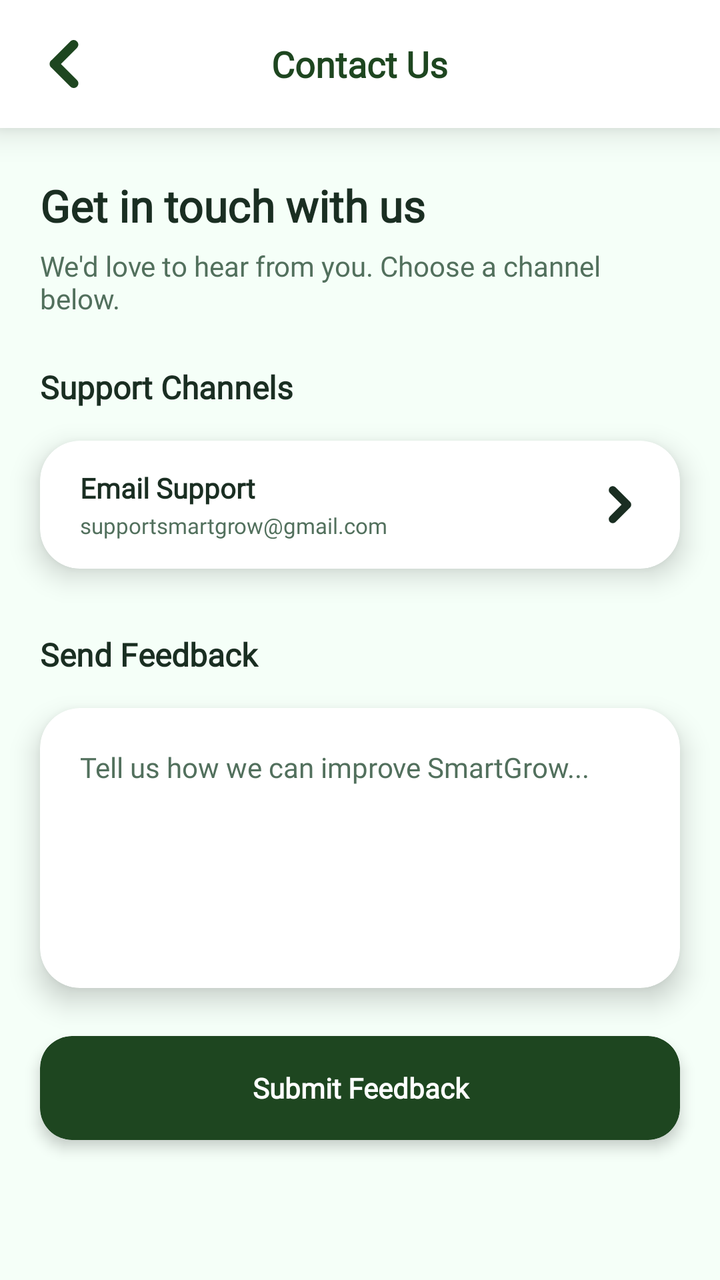
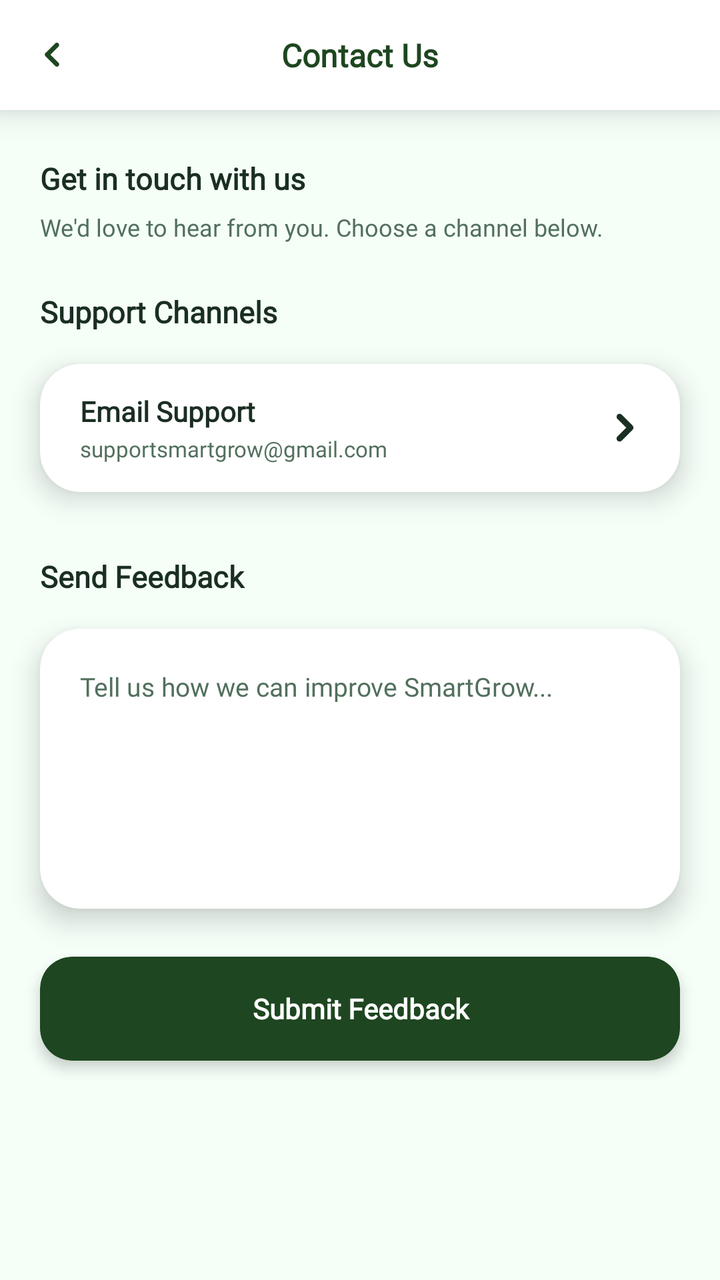

Compare the two renders of this Android layout. The source of the first and the diff that turns it into the second are given below.
<!-- AndroidManifest.xml: application theme Theme.SmartGrow -->
<!-- res/layout/fragment_contact_us.xml -->
<?xml version="1.0" encoding="utf-8"?>
<LinearLayout
    xmlns:android="http://schemas.android.com/apk/res/android"
    xmlns:app="http://schemas.android.com/apk/res-auto"
    xmlns:tools="http://schemas.android.com/tools"

    android:id="@+id/layout_contact_us"
    android:layout_width="match_parent"
    android:layout_height="match_parent"
    android:orientation="vertical"
    android:background="@color/app_background"
    android:clipChildren="false"
    android:clipToPadding="false">


    

    <com.google.android.material.card.MaterialCardView
        android:layout_width="match_parent"
        android:layout_height="64dp"

        app:cardBackgroundColor="@color/card_background"
        app:cardElevation="10dp"
        app:cardCornerRadius="0dp"
        app:strokeWidth="0dp">

        <RelativeLayout
            android:layout_width="match_parent"
            android:layout_height="match_parent">


            

            <ImageView
                android:id="@+id/btn_back_contact"
                android:layout_width="48dp"
                android:layout_height="48dp"

                android:layout_alignParentStart="true"
                android:layout_centerVertical="true"
                android:layout_marginStart="8dp"

                android:background="?attr/selectableItemBackgroundBorderless"

                android:clickable="true"
                android:focusable="true"

                android:padding="12dp"

                android:src="@drawable/ic_back"

                app:tint="@color/primary_green"

                android:contentDescription="Go back" />


            

            <TextView
                android:id="@+id/tv_contact_title"

                android:layout_width="wrap_content"
                android:layout_height="wrap_content"

                android:layout_centerInParent="true"

                android:fontFamily="@font/inter_extrabold"

                android:text="Contact Us"

                android:textColor="@color/primary_green"

                android:textSize="18sp"

                android:textStyle="bold" />

        </RelativeLayout>

    </com.google.android.material.card.MaterialCardView>


    

    <androidx.core.widget.NestedScrollView

        android:layout_width="match_parent"
        android:layout_height="0dp"
        android:layout_weight="1"

        android:fillViewport="true"
        android:overScrollMode="never"

        android:clipToPadding="false">


        <LinearLayout

            android:layout_width="match_parent"
            android:layout_height="wrap_content"

            android:orientation="vertical"

            android:paddingHorizontal="20dp"
            android:paddingTop="24dp"
            android:paddingBottom="40dp"

            android:clipChildren="false"
            android:clipToPadding="false">


            

            <TextView

                android:layout_width="match_parent"
                android:layout_height="wrap_content"

                android:layout_marginBottom="6dp"

                android:fontFamily="@font/inter_extrabold"

                android:text="Get in touch with us"

                android:textColor="@color/text_primary"

                android:textSize="22sp"

                android:textStyle="bold" />


            <TextView

                android:layout_width="match_parent"
                android:layout_height="wrap_content"

                android:layout_marginBottom="24dp"

                android:fontFamily="@font/inter_medium"

                android:text="We'd love to hear from you. Choose a channel below."

                android:textColor="@color/text_secondary"

                android:textSize="14sp" />


            

            <TextView

                android:layout_width="match_parent"
                android:layout_height="wrap_content"

                android:layout_marginBottom="16dp"

                android:fontFamily="@font/inter_extrabold"

                android:text="Support Channels"

                android:textColor="@color/text_primary"

                android:textSize="16sp"

                android:textStyle="bold" />


            

            <com.google.android.material.card.MaterialCardView

                android:layout_width="match_parent"
                android:layout_height="wrap_content"

                android:layout_marginBottom="32dp"

                app:cardBackgroundColor="@color/card_background"

                app:cardCornerRadius="20dp"

                app:cardElevation="8dp"

                app:strokeWidth="0dp">


                <LinearLayout

                    android:id="@+id/btn_contact_email"

                    android:layout_width="match_parent"
                    android:layout_height="wrap_content"

                    android:minHeight="64dp"

                    android:background="?attr/selectableItemBackground"

                    android:clickable="true"
                    android:focusable="true"

                    android:gravity="center_vertical"

                    android:orientation="horizontal"

                    android:paddingHorizontal="20dp"
                    android:paddingVertical="12dp">


                    <RelativeLayout

                        android:layout_width="0dp"
                        android:layout_height="wrap_content"

                        android:layout_weight="1">


                        <TextView

                            android:id="@+id/tv_email_title"

                            android:layout_width="wrap_content"
                            android:layout_height="wrap_content"

                            android:fontFamily="@font/inter_semibold"

                            android:text="Email Support"

                            android:textColor="@color/text_primary"

                            android:textSize="14sp"

                            android:textStyle="bold" />


                        <TextView

                            android:layout_width="wrap_content"
                            android:layout_height="wrap_content"

                            android:layout_below="@id/tv_email_title"

                            android:layout_marginTop="2dp"

                            android:fontFamily="@font/inter_medium"

                            android:text="supportsmartgrow@gmail.com"

                            android:textColor="@color/text_secondary"

                            android:textSize="11sp" />

                    </RelativeLayout>


                    

                    <ImageView

                        android:layout_width="20dp"
                        android:layout_height="20dp"

                        android:contentDescription="Open email"

                        android:src="@drawable/ic_next"

                        app:tint="@color/text_primary" />

                </LinearLayout>

            </com.google.android.material.card.MaterialCardView>


            

            <TextView

                android:layout_width="match_parent"
                android:layout_height="wrap_content"

                android:layout_marginBottom="16dp"

                android:fontFamily="@font/inter_extrabold"

                android:text="Send Feedback"

                android:textColor="@color/text_primary"

                android:textSize="16sp"

                android:textStyle="bold" />


            

            <com.google.android.material.card.MaterialCardView

                android:layout_width="match_parent"
                android:layout_height="wrap_content"

                android:layout_marginBottom="24dp"

                app:cardBackgroundColor="@color/card_background"

                app:cardCornerRadius="20dp"

                app:cardElevation="8dp"

                app:strokeWidth="0dp">


                <EditText

                    android:id="@+id/et_feedback_message"

                    android:layout_width="match_parent"
                    android:layout_height="140dp"

                    android:background="@android:color/transparent"

                    android:fontFamily="@font/inter_medium"

                    android:gravity="top|start"

                    android:hint="Tell us how we can improve SmartGrow..."

                    android:importantForAutofill="no"

                    android:inputType="textMultiLine"

                    android:padding="20dp"

                    android:textColor="@color/text_primary"

                    android:textColorHint="@color/text_secondary"

                    android:textSize="14sp" />

            </com.google.android.material.card.MaterialCardView>


            

            <com.google.android.material.card.MaterialCardView

                android:layout_width="match_parent"
                android:layout_height="52dp"

                app:cardBackgroundColor="@color/primary_green"

                app:cardCornerRadius="16dp"

                app:cardElevation="4dp"

                app:strokeWidth="0dp">


                <TextView

                    android:id="@+id/btn_submit_feedback"

                    android:layout_width="match_parent"
                    android:layout_height="match_parent"

                    android:background="?attr/selectableItemBackground"

                    android:clickable="true"
                    android:focusable="true"

                    android:fontFamily="@font/inter_extrabold"

                    android:gravity="center"

                    android:text="Submit Feedback"

                    android:textColor="@color/card_background"

                    android:textSize="14sp"

                    android:textStyle="bold" />

            </com.google.android.material.card.MaterialCardView>


        </LinearLayout>

    </androidx.core.widget.NestedScrollView>

</LinearLayout>
<!-- resources referenced by this layout -->
<resources>
  <color name="app_background">#F5FFF8</color>
  <color name="card_background">#FFFFFF</color>
  <color name="primary_green">#1e4620</color>
  <color name="text_primary">#1A2E22</color>
  <color name="text_secondary">#52705D</color>
  <!-- drawable ic_next (drawable) -->
  <vector xmlns:android="http://schemas.android.com/apk/res/android"
      android:width="512dp"
      android:height="512dp"
      android:viewportWidth="512"
      android:viewportHeight="512">
    <path
        android:pathData="M276.16,256C274.83,252.53 267.27,246.59 264.35,243.68C254.99,234.34 245.68,224.95 236.29,215.64C210.71,190.25 185.49,164.51 159.84,139.2C151.75,131.23 143.69,123.21 135.74,115.11C130.44,109.72 124.46,104.67 120.34,98.26C99.84,66.31 120.04,21.84 158.74,19.13C189.76,16.96 206.2,41.52 226.05,60.82C270.67,104.2 314.25,148.77 358.14,192.89C377.28,212.13 402.48,230.4 399.86,260.68C397.99,282.31 381.45,295.93 367.03,310.22C339.95,337.06 313.02,364.07 286.12,391.1C265.21,412.11 244.07,432.89 223.24,453.98C212.57,464.78 200.84,479.27 187.65,486.69C171.4,495.83 151.03,494.62 135.4,484.86C116.47,473.03 106.95,447.6 114.28,426.34C117.58,416.74 123.27,409.4 130.33,402.23C165.04,366.96 200.37,332.3 235.35,297.3C245.02,287.64 254.67,277.96 264.35,268.32C267.27,265.41 274.83,259.48 276.16,256Z"
        android:strokeLineJoin="round"
        android:strokeWidth="0.25"
        android:fillColor="#000000"
        android:fillType="evenOdd"
        android:strokeColor="#000000"/>
  </vector>
  <style name="Theme.SmartGrow" parent="Base.Theme.SmartGrow" />
  <style name="Base.Theme.SmartGrow" parent="Theme.Material3.DayNight.NoActionBar">
          <item name="android:windowBackground">@color/app_background</item>
          <item name="android:windowDisablePreview">true</item>
  
          
          <item name="android:statusBarColor">@color/app_background</item>
          <item name="android:windowLightStatusBar">true</item>
  
          
          <item name="android:navigationBarColor">@color/app_background</item>
          <item name="android:windowLightNavigationBar" ns0:targetApi="o_mr1">true</item>
  
          <item name="android:windowDrawsSystemBarBackgrounds">true</item>
          <item name="android:windowTranslucentStatus">false</item>
          <item name="android:windowTranslucentNavigation">false</item>
  
          
          <item name="popupMenuStyle">@style/ModernPopupMenuStyle</item>
      </style>
  <style name="ModernPopupMenuStyle" parent="Widget.Material3.PopupMenu">
          <item name="android:popupBackground">@android:color/white</item>
      </style>
  <!-- unchanged entries left out for length: 1 -->
</resources>

<!-- the commit's change to res/layout/fragment_contact_us.xml (unified diff, before → after) -->
@@ -17,7 +17,7 @@
 
     <com.google.android.material.card.MaterialCardView
         android:layout_width="match_parent"
-        android:layout_height="64dp"
+        android:layout_height="55dp"
 
         app:cardBackgroundColor="@color/card_background"
         app:cardElevation="10dp"
@@ -33,8 +33,8 @@
 
             <ImageView
                 android:id="@+id/btn_back_contact"
-                android:layout_width="48dp"
-                android:layout_height="48dp"
+                android:layout_width="36dp"
+                android:layout_height="36dp"
 
                 android:layout_alignParentStart="true"
                 android:layout_centerVertical="true"
@@ -70,7 +70,7 @@
 
                 android:textColor="@color/primary_green"
 
-                android:textSize="18sp"
+                android:textSize="16sp"
 
                 android:textStyle="bold" />
 
@@ -123,7 +123,7 @@
 
                 android:textColor="@color/text_primary"
 
-                android:textSize="22sp"
+                android:textSize="15sp"
 
                 android:textStyle="bold" />
 
@@ -141,7 +141,7 @@
 
                 android:textColor="@color/text_secondary"
 
-                android:textSize="14sp" />
+                android:textSize="12sp" />
 
 
             
@@ -159,7 +159,7 @@
 
                 android:textColor="@color/text_primary"
 
-                android:textSize="16sp"
+                android:textSize="15sp"
 
                 android:textStyle="bold" />
 
@@ -254,8 +254,8 @@
 
                     <ImageView
 
-                        android:layout_width="20dp"
-                        android:layout_height="20dp"
+                        android:layout_width="15dp"
+                        android:layout_height="15dp"
 
                         android:contentDescription="Open email"
 
@@ -283,7 +283,7 @@
 
                 android:textColor="@color/text_primary"
 
-                android:textSize="16sp"
+                android:textSize="15sp"
 
                 android:textStyle="bold" />
 
@@ -331,7 +331,7 @@
 
                     android:textColorHint="@color/text_secondary"
 
-                    android:textSize="14sp" />
+                    android:textSize="13sp" />
 
             </com.google.android.material.card.MaterialCardView>
 
